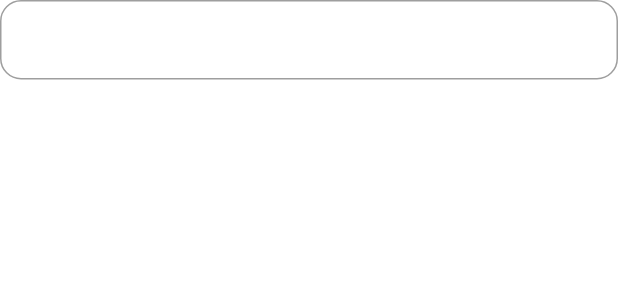
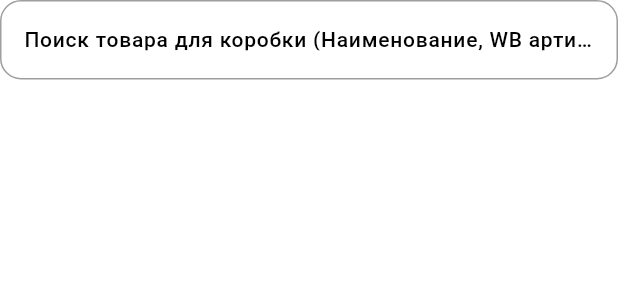
Before and after one commit to songhee24/wb_supplieses, a Flutter app: the BoxSearchInputSelector widget shown alone on an empty page, opened directly with empty values, on a phone screen of 412 x 824 dp. Shown: the top 300 px of the screen. Run offline on Flutter 3.47's test engine with Material 3 defaults, Android fonts, the phone set to English and light mode, and no system bars; our stand-ins replace bloc, cloud_firestore, equatable, file_picker, firebase_core, flutter_bloc and 2 more; missing offline and left inert: excel; accounts and stored records are empty; Roboto replaces fonts that are missing (Poppins).

Commit message:
base logic of rendering inputs

```diff
--- a/lib/features/supplieses/presentation/widgets/box/box_search_input_selector.dart
+++ b/lib/features/supplieses/presentation/widgets/box/box_search_input_selector.dart
@@ -1,21 +1,61 @@
 import 'package:flutter/material.dart';
 import 'package:flutter/services.dart';
+import 'package:wb_supplieses/shared/entities/product_entity.dart';
 
-class BoxSearchInputSelector extends StatelessWidget {
+class BoxSearchInputSelector extends StatefulWidget {
   final TextEditingController controller;
-  const BoxSearchInputSelector({super.key, required this.controller});
+  final String? Function(String?)? validator;
+  final Function(String)? onSearch;
+  final ProductEntity? initialProduct;
+  final ValueChanged<ProductEntity?> onProductSelected;
+
+  const BoxSearchInputSelector(
+      {super.key,
+      required this.controller,
+      this.validator,
+      this.onSearch,
+      this.initialProduct,
+      required this.onProductSelected});
+
+  @override
+  State<BoxSearchInputSelector> createState() => _BoxSearchInputSelectorState();
+}
+
+class _BoxSearchInputSelectorState extends State<BoxSearchInputSelector> {
+  ProductEntity? _selectedProduct;
+
+  @override
+  void initState() {
+    super.initState();
+    _selectedProduct = widget.initialProduct;
+  }
+
+  void _clearSelection() {
+    setState(() {
+      _selectedProduct = null;
+      widget.onProductSelected(null);
+    });
+  }
 
   @override
   Widget build(BuildContext context) {
-    return Flexible(
-      child: TextFormField(
-        inputFormatters: [FilteringTextInputFormatter.digitsOnly],
-        keyboardType: TextInputType.number,
-        decoration: const InputDecoration(
-          labelStyle: TextStyle(color: Colors.white),
-          labelText: 'Поиск товара для коробки (Наименование, WB артикул)',
-        ),
-      ),
-    );
+    return _selectedProduct != null
+        ? Card(
+            child: ListTile(
+              title: Text('Выбранный товар: ${_selectedProduct!.productName}'),
+              trailing: IconButton(
+                icon: const Icon(Icons.delete),
+                onPressed: _clearSelection,
+              ),
+            ),
+          )
+        : TextFormField(
+            controller: widget.controller,
+            validator: widget.validator,
+            onChanged: widget.onSearch,
+            decoration: const InputDecoration(
+              labelText: 'Поиск товара для коробки (Наименование, WB артикул)',
+            ),
+          );
   }
 }
```
Also changed, not shown: lib/features/supplieses/presentation/bloc/box_event.dart (+9 -0 lines), lib/features/supplieses/presentation/bloc/box_state.dart (+19 -0 lines), lib/features/supplieses/presentation/widgets/box/box_form_bottom_sheet.dart (+61 -5 lines).
